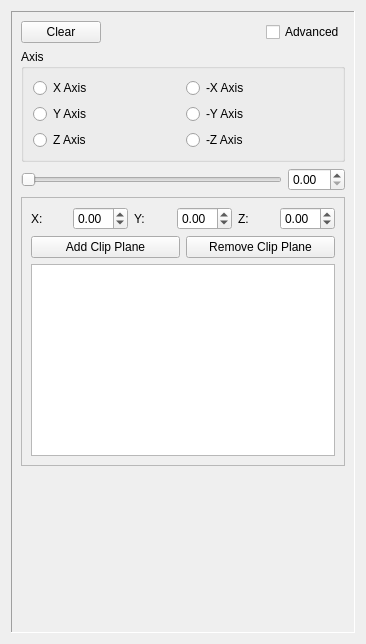
Before: the Qt Designer form Helios/Qt/Plugins/ClipPlanes/ClipPlanes.ui in perryiv/cadkit, drawn with Qt 5.
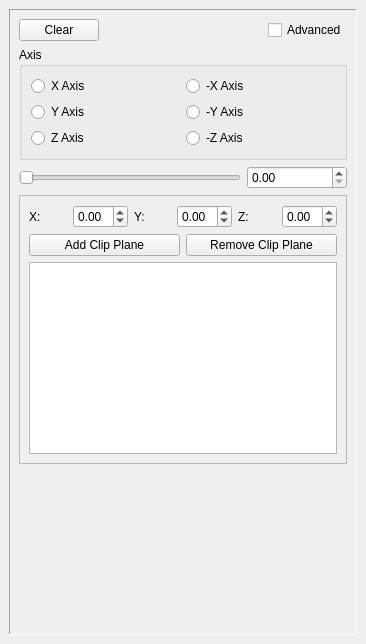
After: the same form once the commit is applied.

Commit message: -- Changed step size of double spin box. This should probably come from the document.

What changed in the file:
```diff
--- a/Helios/Qt/Plugins/ClipPlanes/ClipPlanes.ui
+++ b/Helios/Qt/Plugins/ClipPlanes/ClipPlanes.ui
@@ -13,6 +13,12 @@
    <string>Form</string>
   </property>
   <layout class="QVBoxLayout" >
+   <property name="margin" >
+    <number>9</number>
+   </property>
+   <property name="spacing" >
+    <number>6</number>
+   </property>
    <item>
     <widget class="QFrame" name="frame" >
      <property name="frameShape" >
@@ -22,8 +28,20 @@
       <enum>QFrame::Sunken</enum>
      </property>
      <layout class="QVBoxLayout" >
+      <property name="margin" >
+       <number>9</number>
+      </property>
+      <property name="spacing" >
+       <number>6</number>
+      </property>
       <item>
        <layout class="QHBoxLayout" >
+        <property name="margin" >
+         <number>0</number>
+        </property>
+        <property name="spacing" >
+         <number>6</number>
+        </property>
         <item>
          <widget class="QPushButton" name="clearButton" >
           <property name="text" >
@@ -59,8 +77,20 @@
          <string>Axis</string>
         </property>
         <layout class="QGridLayout" >
+         <property name="margin" >
+          <number>9</number>
+         </property>
+         <property name="spacing" >
+          <number>6</number>
+         </property>
          <item row="0" column="0" >
           <layout class="QGridLayout" >
+           <property name="margin" >
+            <number>0</number>
+           </property>
+           <property name="spacing" >
+            <number>6</number>
+           </property>
            <item row="0" column="0" >
             <widget class="QRadioButton" name="posXAxis" >
              <property name="text" >
@@ -110,6 +140,12 @@
       </item>
       <item>
        <layout class="QHBoxLayout" >
+        <property name="margin" >
+         <number>0</number>
+        </property>
+        <property name="spacing" >
+         <number>6</number>
+        </property>
         <item>
          <widget class="QSlider" name="_distanceSlider" >
           <property name="minimum" >
@@ -127,7 +163,20 @@
          </widget>
         </item>
         <item>
-         <widget class="QDoubleSpinBox" name="_distanceSpinBox" />
+         <widget class="QDoubleSpinBox" name="_distanceSpinBox" >
+          <property name="minimumSize" >
+           <size>
+            <width>100</width>
+            <height>0</height>
+           </size>
+          </property>
+          <property name="maximum" >
+           <double>10000000000.000000000000000</double>
+          </property>
+          <property name="singleStep" >
+           <double>1.000000000000000</double>
+          </property>
+         </widget>
         </item>
        </layout>
       </item>
@@ -140,8 +189,20 @@
          <enum>QFrame::Raised</enum>
         </property>
         <layout class="QVBoxLayout" >
+         <property name="margin" >
+          <number>9</number>
+         </property>
+         <property name="spacing" >
+          <number>6</number>
+         </property>
          <item>
           <layout class="QHBoxLayout" >
+           <property name="margin" >
+            <number>0</number>
+           </property>
+           <property name="spacing" >
+            <number>6</number>
+           </property>
            <item>
             <widget class="QLabel" name="label" >
              <property name="text" >
@@ -206,6 +267,12 @@
          </item>
          <item>
           <layout class="QHBoxLayout" >
+           <property name="margin" >
+            <number>0</number>
+           </property>
+           <property name="spacing" >
+            <number>6</number>
+           </property>
            <item>
             <widget class="QPushButton" name="_addButton" >
              <property name="text" >
```
Left out of the diff: 18 changed lines with no effect on the pictures. The commit also changes 2 other files.
